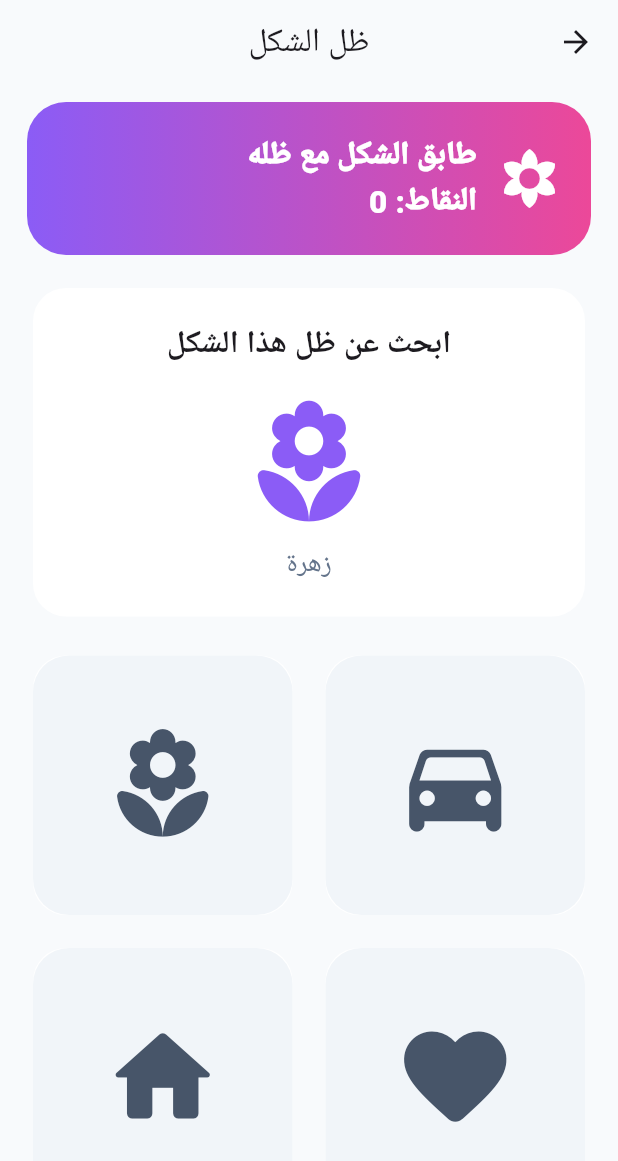
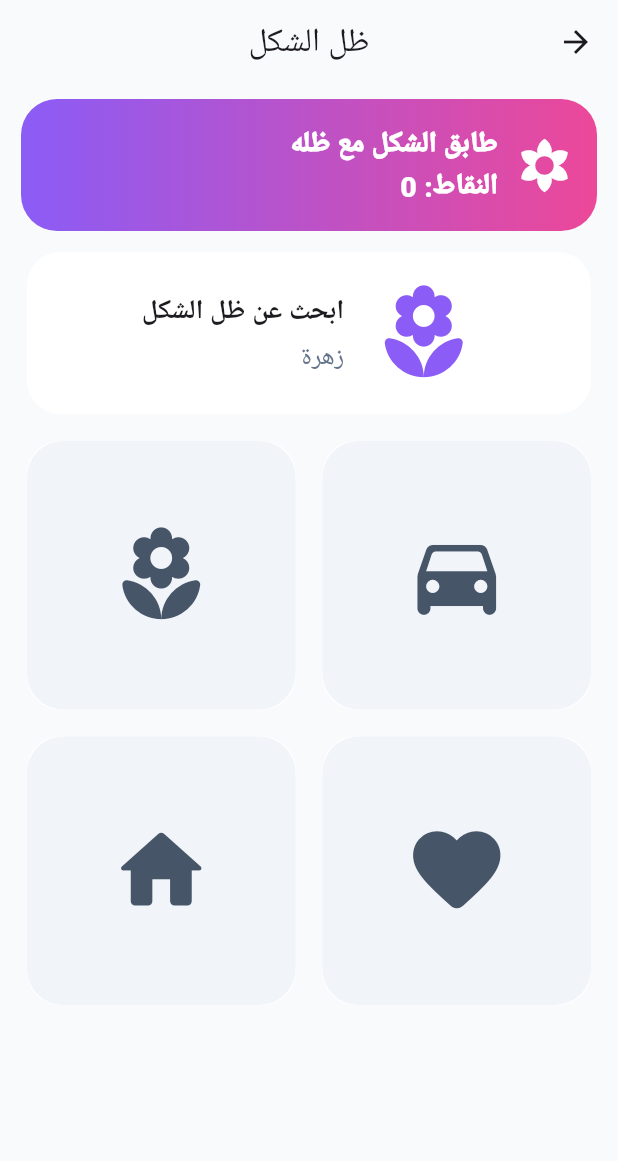
Before and after one commit to aljwaal1/KIDSGAME, a Flutter app: the ShapeShadowPage screen opened directly, on a phone screen of 412 x 824 dp. Shown: the top 1161 px of the screen. Run offline on Flutter 3.47's test engine with Material 3 defaults, Android fonts, the phone set to English and light mode, and no system bars; our stand-ins replace audioplayers, shared_preferences; accounts and stored records are empty; Roboto replaces fonts that are missing (Changa).

Commit message:
Remove scrolling from shape shadow game

```diff
--- a/lib/games/shape_shadow_page.dart
+++ b/lib/games/shape_shadow_page.dart
@@ -57,29 +57,32 @@ class _ShapeShadowPageState extends State<ShapeShadowPage> {
   Widget build(BuildContext context) {
     return Scaffold(
       appBar: AppBar(title: const Text('ظل الشكل')),
-      body: ListView(
-        padding: const EdgeInsets.fromLTRB(18, 12, 18, 100),
+      body: Padding(
+        padding: const EdgeInsets.fromLTRB(14, 10, 14, 14),
+        child: Column(
           children: <Widget>[
             _ShadowHeader(score: score),
-          const SizedBox(height: 18),
+            const SizedBox(height: 10),
             Card(
-            child: Padding(
-              padding: const EdgeInsets.all(22),
-              child: Column(children: <Widget>[
-                const Text('ابحث عن ظل هذا الشكل', style: TextStyle(fontFamily: 'Changa', fontSize: 21, fontWeight: FontWeight.w800)),
-                const SizedBox(height: 18),
-                Icon(target.icon, color: target.color, size: 92),
-                const SizedBox(height: 8),
-                Text(target.name, style: const TextStyle(fontSize: 18, color: Color(0xFF64748B))),
+              child: SizedBox(
+                height: 108,
+                child: Row(mainAxisAlignment: MainAxisAlignment.center, children: <Widget>[
+                  Icon(target.icon, color: target.color, size: 70),
+                  const SizedBox(width: 18),
+                  Column(mainAxisAlignment: MainAxisAlignment.center, crossAxisAlignment: CrossAxisAlignment.start, children: <Widget>[
+                    const Text('ابحث عن ظل الشكل', style: TextStyle(fontFamily: 'Changa', fontSize: 18, fontWeight: FontWeight.w800)),
+                    const SizedBox(height: 4),
+                    Text(target.name, style: const TextStyle(fontSize: 17, color: Color(0xFF64748B))),
+                  ]),
                 ]),
               ),
             ),
-          const SizedBox(height: 18),
-          GridView.builder(
-            shrinkWrap: true,
+            const SizedBox(height: 10),
+            Expanded(
+              child: GridView.builder(
                 physics: const NeverScrollableScrollPhysics(),
                 itemCount: choices.length,
-            gridDelegate: const SliverGridDelegateWithFixedCrossAxisCount(crossAxisCount: 2, mainAxisSpacing: 14, crossAxisSpacing: 14),
+                gridDelegate: const SliverGridDelegateWithFixedCrossAxisCount(crossAxisCount: 2, mainAxisSpacing: 10, crossAxisSpacing: 10),
                 itemBuilder: (BuildContext context, int index) {
                   final item = choices[index];
                   return Card(
@@ -88,13 +91,15 @@ class _ShapeShadowPageState extends State<ShapeShadowPage> {
                       onTap: () => _pick(item),
                       child: Container(
                         decoration: BoxDecoration(borderRadius: BorderRadius.circular(24), color: const Color(0xFFF1F5F9)),
-                    child: Icon(item.icon, color: const Color(0xFF475569), size: 82),
+                        child: Icon(item.icon, color: const Color(0xFF475569), size: 70),
                       ),
                     ),
                   );
                 },
               ),
+            ),
           ],
+        ),
       ),
     );
   }
@@ -113,12 +118,13 @@ class _ShadowHeader extends StatelessWidget {
   @override
   Widget build(BuildContext context) {
     return Container(
-      padding: const EdgeInsets.all(20),
-      decoration: BoxDecoration(borderRadius: BorderRadius.circular(26), gradient: const LinearGradient(colors: <Color>[Color(0xFF8B5CF6), Color(0xFFEC4899)])),
+      height: 88,
+      padding: const EdgeInsets.all(16),
+      decoration: BoxDecoration(borderRadius: BorderRadius.circular(24), gradient: const LinearGradient(colors: <Color>[Color(0xFF8B5CF6), Color(0xFFEC4899)])),
       child: Row(children: <Widget>[
-        const Icon(Icons.filter_vintage_rounded, color: Colors.white, size: 42),
-        const SizedBox(width: 14),
-        Expanded(child: Text('طابق الشكل مع ظله\nالنقاط: $score', style: const TextStyle(color: Colors.white, fontFamily: 'Changa', fontSize: 21, fontWeight: FontWeight.w900))),
+        const Icon(Icons.filter_vintage_rounded, color: Colors.white, size: 38),
+        const SizedBox(width: 12),
+        Expanded(child: Text('طابق الشكل مع ظله\nالنقاط: $score', style: const TextStyle(color: Colors.white, fontFamily: 'Changa', fontSize: 19, fontWeight: FontWeight.w900))),
       ]),
     );
   }
```
Lines whose indentation alone changed are shown as unchanged.
